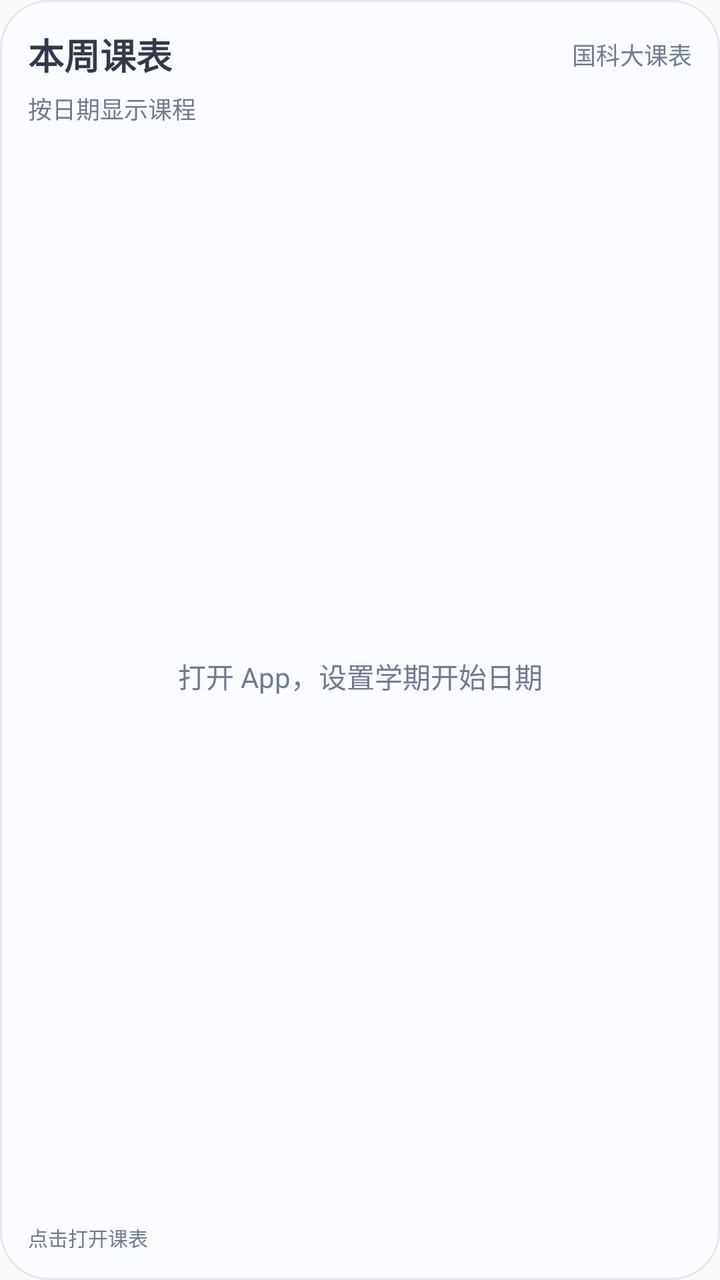
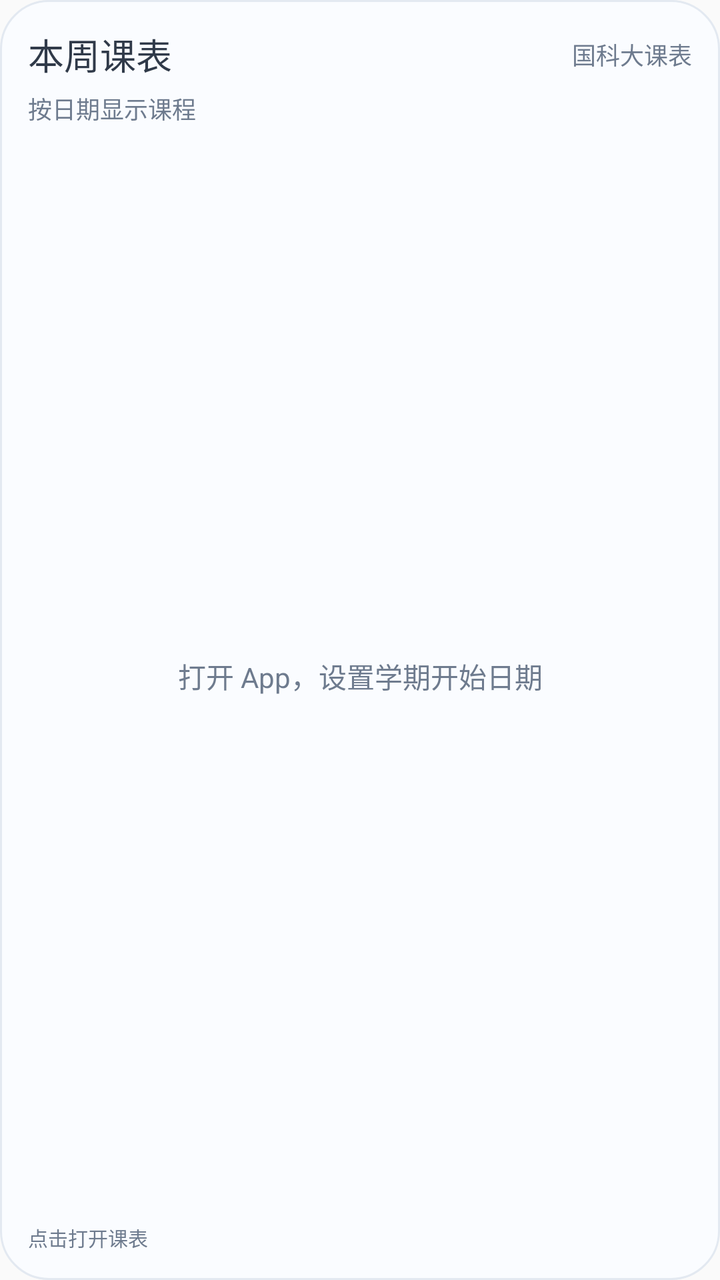

Screens rendered from an Android XML layout before and after an edit, with the pre-edit source and the edit as a unified diff.
<!-- AndroidManifest.xml: application theme AppTheme -->
<!-- res/layout/widget_week.xml -->
<LinearLayout xmlns:android="http://schemas.android.com/apk/res/android" android:id="@android:id/background" android:layout_width="match_parent" android:layout_height="match_parent" android:background="@drawable/widget_background" android:padding="14dp" android:orientation="vertical"><LinearLayout android:id="@+id/widget_header" android:layout_width="match_parent" android:layout_height="wrap_content" android:orientation="vertical" android:paddingBottom="10dp">
    <LinearLayout android:layout_width="match_parent" android:layout_height="wrap_content" android:gravity="center_vertical">
        <TextView android:id="@+id/widget_title" android:layout_width="0dp" android:layout_weight="1" android:layout_height="wrap_content" android:text="@string/widget_week_name" android:textColor="@color/widget_text" android:textSize="18sp" android:textStyle="bold" android:maxLines="1"/>
        <TextView android:id="@+id/widget_plan" android:layout_width="wrap_content" android:layout_height="wrap_content" android:maxWidth="110dp" android:text="国科大课表" android:textColor="@color/widget_secondary" android:textSize="12sp" android:maxLines="1" android:ellipsize="end" android:paddingStart="12dp"/>
    </LinearLayout>
    <TextView android:id="@+id/widget_subtitle" android:layout_width="match_parent" android:layout_height="wrap_content" android:layout_marginTop="5dp" android:text="按日期显示课程" android:textColor="@color/widget_secondary" android:textSize="12sp" android:maxLines="1" android:ellipsize="end"/>
</LinearLayout><FrameLayout android:layout_width="match_parent" android:layout_height="0dp" android:layout_weight="1">
    <ImageView android:id="@+id/widget_grid" android:layout_width="match_parent" android:layout_height="match_parent" android:scaleType="fitXY" android:contentDescription="本周课表"/>
    <TextView android:id="@+id/widget_empty" android:layout_width="match_parent" android:layout_height="match_parent" android:gravity="center" android:padding="16dp" android:text="@string/widget_setup" android:textColor="@color/widget_secondary" android:textSize="14sp"/>
</FrameLayout><TextView android:id="@+id/widget_footer" android:layout_width="match_parent" android:layout_height="wrap_content" android:paddingTop="8dp" android:text="点击打开课表" android:textColor="@color/widget_secondary" android:textSize="10sp" android:maxLines="1" android:ellipsize="end"/></LinearLayout>
<!-- resources referenced by this layout -->
<resources>
  <color name="widget_secondary">#6E7B8E</color>
  <color name="widget_text">#303A49</color>
  <!-- drawable widget_background (drawable) -->
  <shape xmlns:android="http://schemas.android.com/apk/res/android"><solid android:color="@color/widget_surface"/><corners android:radius="24dp"/><stroke android:width="1dp" android:color="@color/widget_line"/></shape>
  <string name="widget_setup">打开 App，设置学期开始日期</string>
  <string name="widget_week_name">本周课表</string>
  <style name="AppTheme" parent="Theme.AppCompat.Light.DarkActionBar">
          
          <item name="colorPrimary">@color/colorPrimary</item>
          <item name="colorPrimaryDark">@color/colorPrimaryDark</item>
          <item name="colorAccent">@color/colorAccent</item>
      </style>
  <color name="widget_surface">#FAFCFF</color>
  <color name="widget_line">#E3E9F1</color>
</resources>

<!-- the commit's change to res/layout/widget_week.xml (unified diff, before → after) -->
@@ -1,10 +1,10 @@
 <LinearLayout xmlns:android="http://schemas.android.com/apk/res/android" android:id="@android:id/background" android:layout_width="match_parent" android:layout_height="match_parent" android:background="@drawable/widget_background" android:padding="14dp" android:orientation="vertical"><LinearLayout android:id="@+id/widget_header" android:layout_width="match_parent" android:layout_height="wrap_content" android:orientation="vertical" android:paddingBottom="10dp">
     <LinearLayout android:layout_width="match_parent" android:layout_height="wrap_content" android:gravity="center_vertical">
-        <TextView android:id="@+id/widget_title" android:layout_width="0dp" android:layout_weight="1" android:layout_height="wrap_content" android:text="@string/widget_week_name" android:textColor="@color/widget_text" android:textSize="18sp" android:textStyle="bold" android:maxLines="1"/>
-        <TextView android:id="@+id/widget_plan" android:layout_width="wrap_content" android:layout_height="wrap_content" android:maxWidth="110dp" android:text="国科大课表" android:textColor="@color/widget_secondary" android:textSize="12sp" android:maxLines="1" android:ellipsize="end" android:paddingStart="12dp"/>
+        <TextView android:fontFamily="sans-serif" android:textStyle="normal" android:id="@+id/widget_title" android:layout_width="0dp" android:layout_weight="1" android:layout_height="wrap_content" android:text="@string/widget_week_name" android:textColor="@color/widget_text" android:textSize="18sp" android:maxLines="1"/>
+        <TextView android:fontFamily="sans-serif" android:textStyle="normal" android:id="@+id/widget_plan" android:layout_width="wrap_content" android:layout_height="wrap_content" android:maxWidth="110dp" android:text="国科大课表" android:textColor="@color/widget_secondary" android:textSize="12sp" android:maxLines="1" android:ellipsize="end" android:paddingStart="12dp"/>
     </LinearLayout>
-    <TextView android:id="@+id/widget_subtitle" android:layout_width="match_parent" android:layout_height="wrap_content" android:layout_marginTop="5dp" android:text="按日期显示课程" android:textColor="@color/widget_secondary" android:textSize="12sp" android:maxLines="1" android:ellipsize="end"/>
+    <TextView android:fontFamily="sans-serif" android:textStyle="normal" android:id="@+id/widget_subtitle" android:layout_width="match_parent" android:layout_height="wrap_content" android:layout_marginTop="5dp" android:text="按日期显示课程" android:textColor="@color/widget_secondary" android:textSize="12sp" android:maxLines="1" android:ellipsize="end"/>
 </LinearLayout><FrameLayout android:layout_width="match_parent" android:layout_height="0dp" android:layout_weight="1">
-    <ImageView android:id="@+id/widget_grid" android:layout_width="match_parent" android:layout_height="match_parent" android:scaleType="fitXY" android:contentDescription="本周课表"/>
-    <TextView android:id="@+id/widget_empty" android:layout_width="match_parent" android:layout_height="match_parent" android:gravity="center" android:padding="16dp" android:text="@string/widget_setup" android:textColor="@color/widget_secondary" android:textSize="14sp"/>
-</FrameLayout><TextView android:id="@+id/widget_footer" android:layout_width="match_parent" android:layout_height="wrap_content" android:paddingTop="8dp" android:text="点击打开课表" android:textColor="@color/widget_secondary" android:textSize="10sp" android:maxLines="1" android:ellipsize="end"/></LinearLayout>
+    <ImageView android:id="@+id/widget_grid" android:layout_width="match_parent" android:layout_height="match_parent" android:scaleType="fitCenter" android:contentDescription="本周课表"/>
+    <TextView android:fontFamily="sans-serif" android:textStyle="normal" android:id="@+id/widget_empty" android:layout_width="match_parent" android:layout_height="match_parent" android:gravity="center" android:padding="16dp" android:text="@string/widget_setup" android:textColor="@color/widget_secondary" android:textSize="14sp"/>
+</FrameLayout><TextView android:fontFamily="sans-serif" android:textStyle="normal" android:id="@+id/widget_footer" android:layout_width="match_parent" android:layout_height="wrap_content" android:paddingTop="8dp" android:text="点击打开课表" android:textColor="@color/widget_secondary" android:textSize="10sp" android:maxLines="1" android:ellipsize="end"/></LinearLayout>
